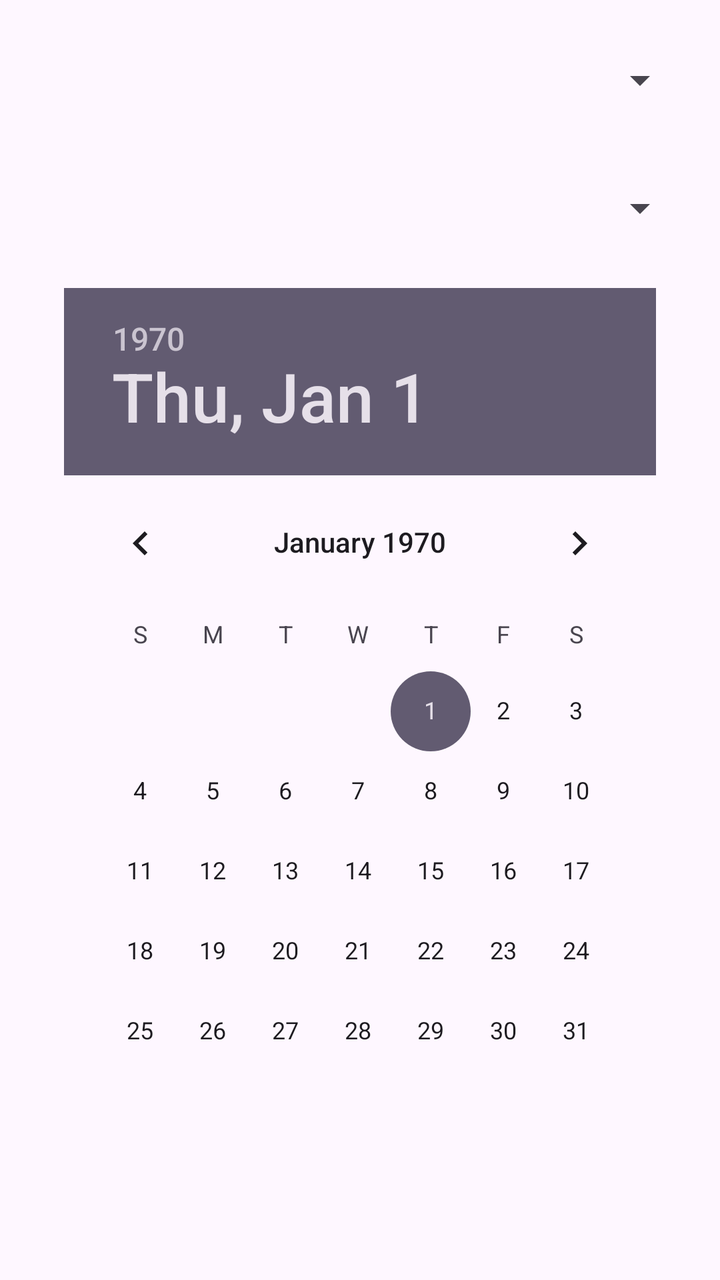
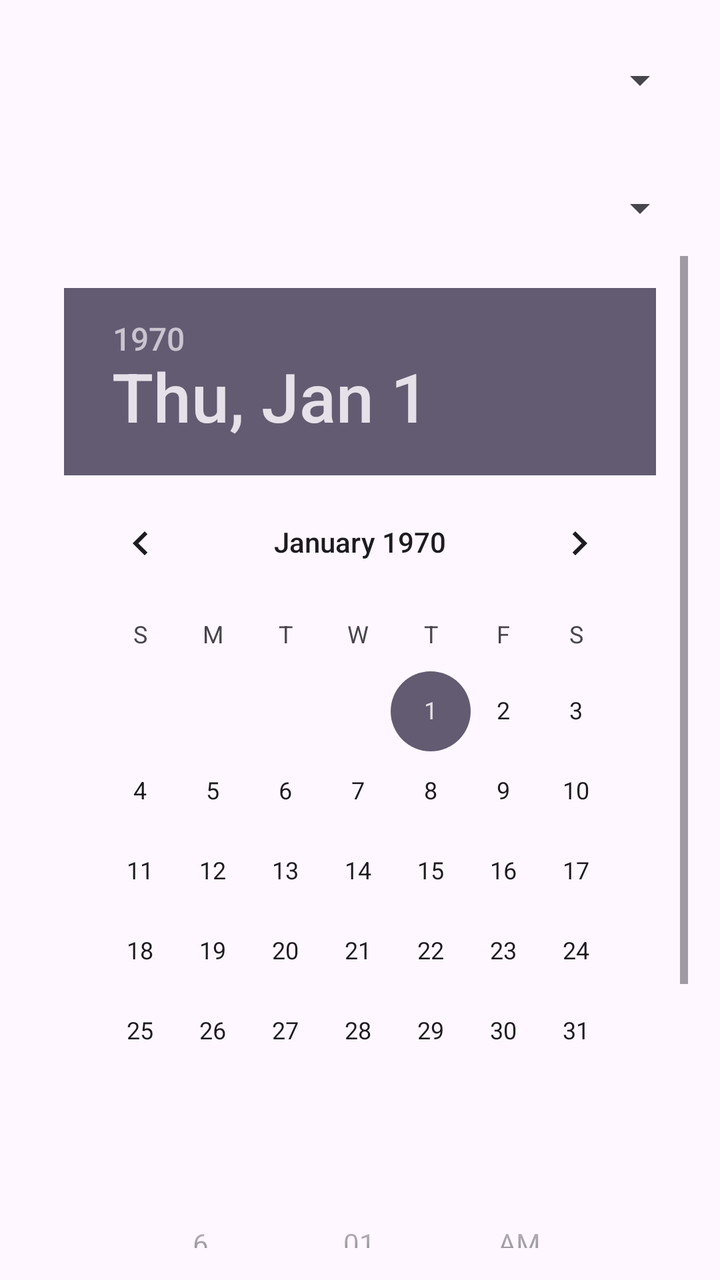

Compare the two renders of this Android layout. The source of the first and the diff that turns it into the second are given below.
<!-- AndroidManifest.xml: application theme Theme.CountryApp -->
<!-- res/layout/activity_main.xml -->
<?xml version="1.0" encoding="utf-8"?>
<LinearLayout xmlns:android="http://schemas.android.com/apk/res/android"
    xmlns:tools="http://schemas.android.com/tools"
    android:layout_width="match_parent"
    android:layout_height="match_parent"
    android:gravity="center"
    android:padding="16dp"
    android:orientation="vertical"
    tools:context=".MainActivity">

    <Spinner
        android:id="@+id/spinnerCountry"
        android:layout_width="match_parent"
        android:layout_height="wrap_content"
        android:minHeight="48dp"/>

    <Spinner
        android:id="@+id/spinnerProvinces"
        android:layout_width="match_parent"
        android:layout_height="wrap_content"
        android:layout_marginTop="16dp"
        android:minHeight="48dp"/>

    <ScrollView
        android:layout_width="match_parent"
        android:layout_height="match_parent"
        tools:context=".MainActivity">

        <LinearLayout
            android:layout_width="match_parent"
            android:layout_height="wrap_content"
            android:orientation="vertical"
            android:padding="16dp">

            <DatePicker
                android:id="@+id/datePicker"
                android:layout_width="wrap_content"
                android:layout_height="wrap_content"
                android:calendarViewShown="false"
                android:datePickerMode="calendar" />

        </LinearLayout>

    </ScrollView>

</LinearLayout>
<!-- resources referenced by this layout -->
<resources>
  <style name="Theme.CountryApp" parent="Base.Theme.CountryApp" />
  <style name="Base.Theme.CountryApp" parent="Theme.Material3.DayNight.NoActionBar">
          
          
      </style>
</resources>

<!-- the commit's change to res/layout/activity_main.xml (unified diff, before → after) -->
@@ -39,6 +39,13 @@
                 android:calendarViewShown="false"
                 android:datePickerMode="calendar" />
 
+            <TimePicker
+                android:id="@+id/timePicker"
+                android:timePickerMode="spinner"
+                android:layout_width="wrap_content"
+                android:layout_height="wrap_content"
+                android:layout_gravity="center_horizontal"/>
+
         </LinearLayout>
 
     </ScrollView>
